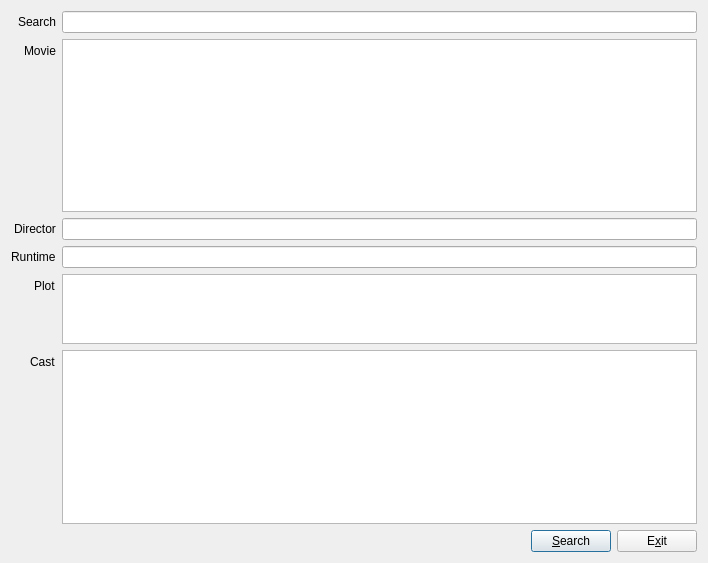
First picture: the form in ui_moviedialog.ui, repository timcking/pyqt-imdb, before the edit.
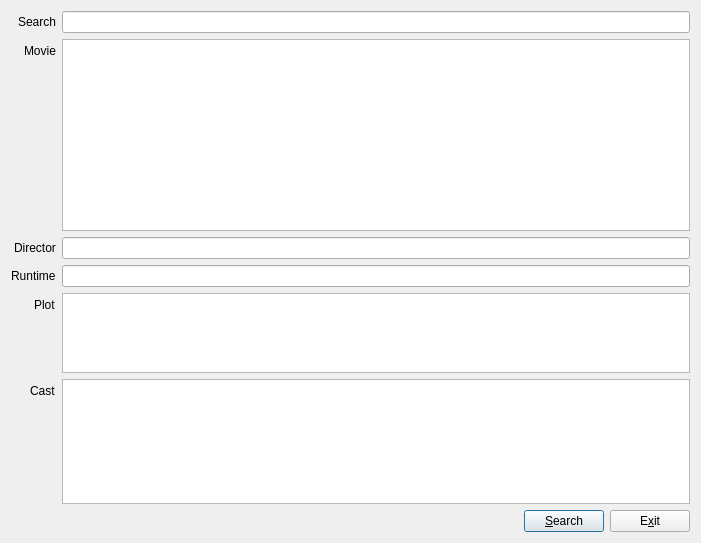
Second picture: the form after the edit. Icons and pictures are not drawn.

The edit to the form file:
```diff
--- a/ui_moviedialog.ui
+++ b/ui_moviedialog.ui
@@ -2,18 +2,21 @@
 <ui version="4.0">
  <class>MovieDialog</class>
  <widget class="QDialog" name="MovieDialog">
+  <property name="enabled">
+   <bool>true</bool>
+  </property>
   <property name="geometry">
    <rect>
     <x>0</x>
     <y>0</y>
-    <width>708</width>
-    <height>563</height>
+    <width>701</width>
+    <height>543</height>
    </rect>
   </property>
   <property name="minimumSize">
    <size>
-    <width>550</width>
-    <height>424</height>
+    <width>600</width>
+    <height>400</height>
    </size>
   </property>
   <property name="windowTitle">
@@ -75,7 +78,14 @@
       </widget>
      </item>
      <item row="5" column="1">
-      <widget class="QListWidget" name="listCast"/>
+      <widget class="QListWidget" name="listCast">
+       <property name="sizePolicy">
+        <sizepolicy hsizetype="Expanding" vsizetype="Expanding">
+         <horstretch>0</horstretch>
+         <verstretch>1</verstretch>
+        </sizepolicy>
+       </property>
+      </widget>
      </item>
      <item row="1" column="0">
       <widget class="QLabel" name="label_5">
```
